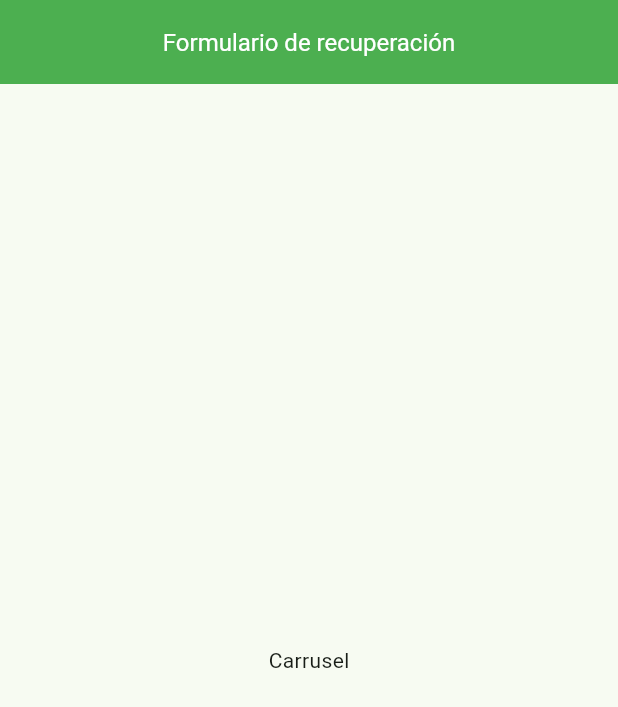
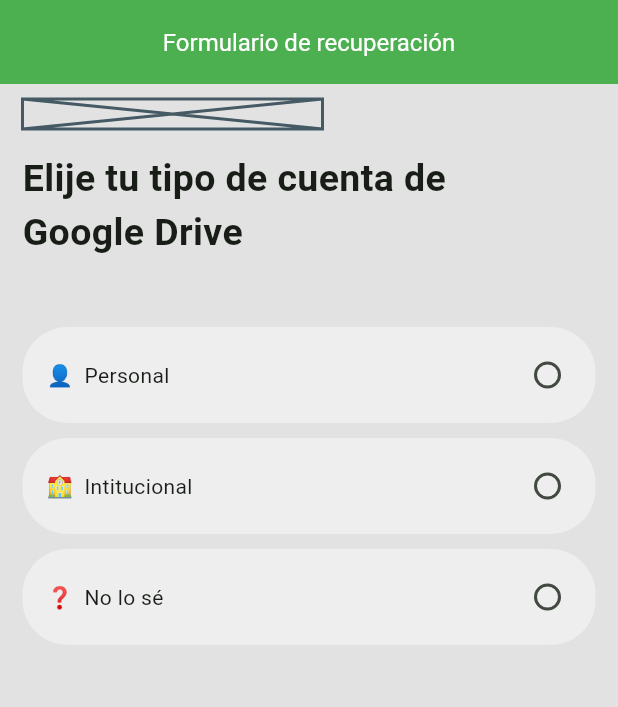
Before and after one commit to carlostic26/drive-restoration, a Flutter app: the HomeScreen screen opened directly, on a phone screen of 412 x 824 dp. Shown: the top 707 px of the screen. Run offline on Flutter 3.47's test engine with Material 3 defaults, Android fonts, the phone set to English and light mode, and no system bars.

Commit message:
slider pages ok pendiente arreglar overflow y ontap

```diff
--- /dev/null
+++ b/lib/domain/entities/content_page.dart
@@ -0,0 +1,6 @@
+class ContentPage {
+  final String title;
+  final List<dynamic> optionTile; //emoti - text - radiobutton
+
+  ContentPage(this.title, this.optionTile);
+}
--- a/lib/screens/home_screen.dart
+++ b/lib/screens/home_screen.dart
@@ -1,4 +1,6 @@
 import 'package:flutter/material.dart';
+import 'package:recu_drive/domain/entities/content_page.dart';
+import 'package:recu_drive/screens/widgets/option_tile_widget.dart';
 
 class HomeScreen extends StatefulWidget {
   const HomeScreen({super.key});
@@ -8,9 +10,54 @@
 }
 
 class _HomeScreenState extends State<HomeScreen> {
+  List<ContentPage> contentPages = [
+    ContentPage('Elije tu tipo de cuenta de Google Drive', [
+      ['👤  Personal', false],
+      ['🏫  Intitucional', false],
+      [
+        '❓  No lo sé',
+        false
+      ] //Si tu cuenta no termina en gmail.com entonces es institucional.
+    ]),
+    ContentPage('Elige el tipo de archivo eliminado', [
+      ['⏯️  Video (mp4, mkv, 3gp, mov, h264, h265, otro...)', false],
+      ['🖼️  Imagen (png, jpg, jpeg, gif, webp, webm, otro...)', false],
+      ['🎵  Audio (mp3, m4a, flac, wav, ogg, aac, otro...)', false],
+      ['📄  Documentos (pdf, doc, pptx, txt, xlsx, otro... )', false],
+      ['📚  Comprimido (zip, rar, tar, 7z)', false],
+      ['🧩  Otro (psd, veg, prpro, html, otro...)', false],
+      ['❓   No lo sé', false],
+    ]),
+    ContentPage('Elige tu región habitual', [
+      ['🌎  Norteamérica', false],
+      ['🌎  Centroamérica', false],
+      ['🌎  Sudamérica', false],
+      ['🌍  Europa', false],
+      ['🌏  Asia', false],
+      ['🌍  Africa', false],
+      ['🧩  Otro', false],
+    ]),
+    ContentPage('Elige el idioma que usas en Google Drive', [
+      //Las solicitudes de recuperacion de archivos se hace unicamente en inglés.
+      ['🇪🇸 Español', false],
+      ['🇬🇧 Inglés', false],
+      ['🧩  Otro', false],
+    ]),
+    ContentPage('Elige el tiempo de borrado', [
+      //¿Hace cuanto tiempo borraste los archivos? || Dialog si marca mas de 25: Advertencia: Es probable que Google no pueda recuperar la información debido al largo tiempo de borrado de los archivos. Pero puedes intentar continuar con el proceso de recuperación de todos modos.
+
+      ['📆 Hace menos de 25 dias', false],
+      ['📅 Hace más de 25', false],
+    ]),
+
+    //AVISO: El tiempo de recuperación de tus archivos puede tardar entre 5 horas y 3 dias. Google te enviará un correo informandote la decisión.
+    //ato curioso: El 99% de los usuarios ha logrado recuperar exitosamente sus archivos eliminados de Google Drive siempre y cuando lo soliciten en un plazo menor a 25 días desde su eliminación.
+  ];
+
   @override
   Widget build(BuildContext context) {
     return Scaffold(
+      backgroundColor: const Color.fromARGB(255, 226, 226, 226),
       appBar: AppBar(
         backgroundColor: Colors.green,
         title: const Text(
@@ -19,11 +66,41 @@
         ),
         centerTitle: true,
       ),
-      body: Center(
-        child: Container(
-          child: Text('Carrusel'),
-          //TODO: Investigar widget adecuado para un carrusel de pages
-        ),
+      body: PageView.builder(
+        itemCount: contentPages.length,
+        itemBuilder: (context, index) {
+          final contentPage = contentPages[index];
+          return Column(
+            children: [
+              //TODO: Progres section
+
+              const Align(
+                  alignment: Alignment.centerLeft,
+                  child: Padding(
+                    padding: EdgeInsets.only(left: 15, top: 10),
+                    child:
+                        SizedBox(width: 200, height: 20, child: Placeholder()),
+                  )),
+
+              Padding(
+                padding: const EdgeInsets.fromLTRB(15, 15, 100, 40),
+                child: Text(
+                  contentPage.title,
+                  style: const TextStyle(
+                      fontSize: 25, fontWeight: FontWeight.bold),
+                ),
+              ),
+              for (var option in contentPage.optionTile)
+                OptionTileWidget(
+                  text: option[0],
+                  isSelected: option[1],
+                  onSelected: (value) {
+                    // Handle radio button selection
+                  },
+                ),
+            ],
+          );
+        },
       ),
     );
   }
--- a/lib/screens/loading_screen.dart
+++ b/lib/screens/loading_screen.dart
@@ -1,6 +1,5 @@
 import 'package:flutter/material.dart';
 import 'package:recu_drive/screens/home_screen.dart';
-import 'package:recu_drive/screens/widgets/logo_section.dart';
 
 class LoadingScreen extends StatefulWidget {
   const LoadingScreen({super.key});
--- a/lib/screens/widgets/logo_section.dart
+++ /dev/null
@@ -1,13 +0,0 @@
-import 'package:flutter/material.dart';
-
-class LogoSection extends StatelessWidget {
-  const LogoSection({super.key});
-
-  @override
-  Widget build(BuildContext context) {
-    return SizedBox(
-        height: 150, width: 150, child: Image.asset('assets/dash.png')
-        //Placeholder()
-        );
-  }
-}
--- /dev/null
+++ b/lib/screens/widgets/option_tile_widget.dart
@@ -0,0 +1,41 @@
+import 'package:flutter/material.dart';
+
+class OptionTileWidget extends StatelessWidget {
+  final String text;
+  final bool isSelected;
+  final ValueChanged<bool?> onSelected;
+
+  OptionTileWidget({
+    required this.text,
+    required this.isSelected,
+    required this.onSelected,
+  });
+
+  @override
+  Widget build(BuildContext context) {
+    return Padding(
+      padding: const EdgeInsets.fromLTRB(15, 5, 15, 5),
+      child: Container(
+        decoration: BoxDecoration(
+          borderRadius: BorderRadius.circular(30),
+          color: Colors.grey[200],
+        ),
+        padding: const EdgeInsets.all(8),
+        child: Row(
+          children: [
+            const SizedBox(width: 8),
+            Text(
+              text,
+            ),
+            const Spacer(),
+            Radio<bool>(
+              value: true,
+              groupValue: isSelected,
+              onChanged: onSelected,
+            ),
+          ],
+        ),
+      ),
+    );
+  }
+}
```
